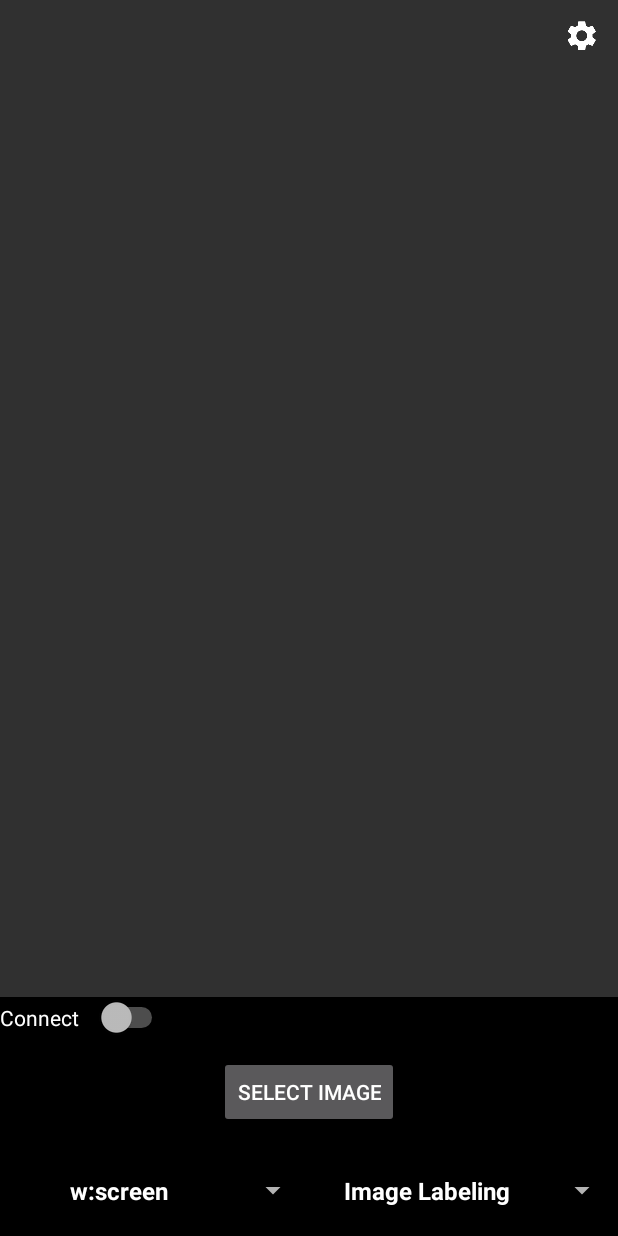
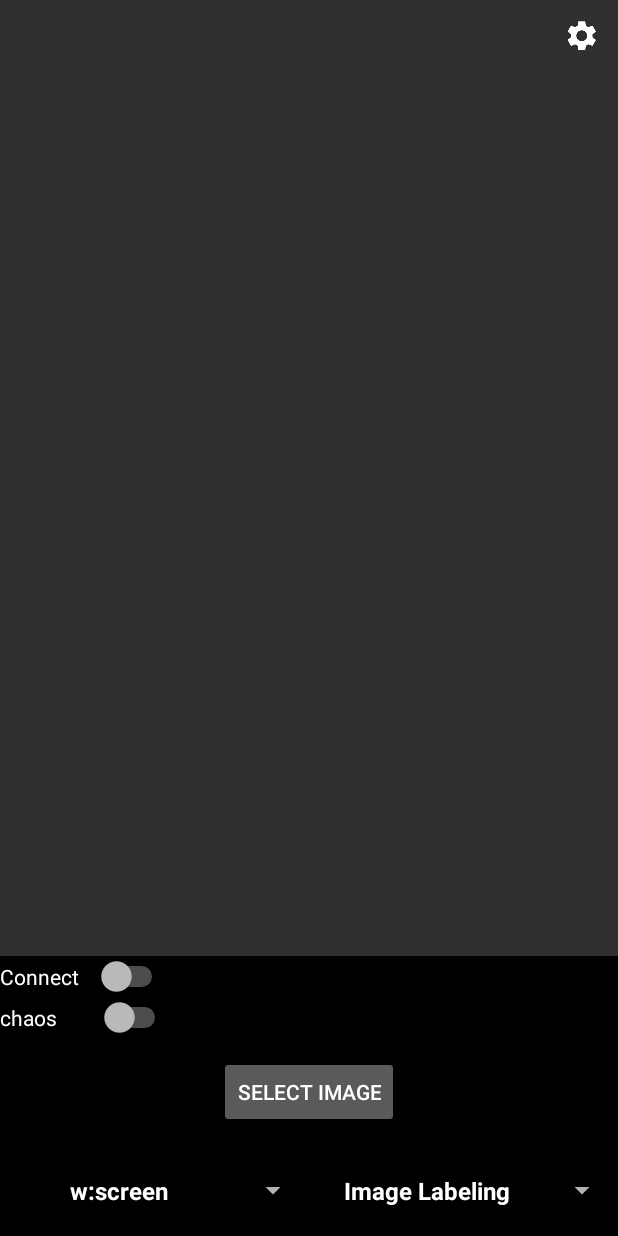
Before and after one commit to taham0/ftc-project, an Android app: the screen it shows after launch (StillImageActivity), on a phone screen of 412 x 824 dp. Run offline under Robolectric (Android 15) with nearby library versions, the phone set to English and light mode, and no system bars; 1 statement that could not run was skipped.

```diff
--- a/core-models/app/src/main/java/com/google/mlkit/vision/demo/java/StillImageActivity.java
+++ b/core-models/app/src/main/java/com/google/mlkit/vision/demo/java/StillImageActivity.java
@@ -60,6 +60,7 @@ import java.util.ArrayList;
 import java.util.Arrays;
 import java.util.Enumeration;
 import java.util.List;
+import java.util.Random;
 import java.util.concurrent.TimeUnit;
 
 import okhttp3.OkHttpClient;
@@ -111,6 +112,7 @@ public final class StillImageActivity extends AppCompatActivity implements Bitma
   WebSocket ws_main;
   boolean disconnected = false;
 
+  boolean ChaosMode = true;
   public void sendBinaryMessage(WebSocket webSocket, ByteString bytes) {
     if (webSocket != null) {
       webSocket.send(bytes);
@@ -147,8 +149,8 @@ public final class StillImageActivity extends AppCompatActivity implements Bitma
             .connectTimeout(10, TimeUnit.SECONDS)
             .protocols(Arrays.asList(Protocol.HTTP_1_1))
             .build();
-//    Request request = new Request.Builder().url("ws://10.0.2.2:6789").build();
-    Request request = new Request.Builder().url("ws://localhost:6789").build();
+    Request request = new Request.Builder().url("ws://10.0.2.2:6789").build();
+//    Request request = new Request.Builder().url("ws://localhost:6789").build();
     NodeWSListener listener = new NodeWSListener(this);
     ws = client.newWebSocket(request, listener);
 
@@ -546,6 +548,8 @@ public final class StillImageActivity extends AppCompatActivity implements Bitma
     });
   }
 
+
+  // Chaos here.
   @Override
   public void onLabelCallback(List<ImageLabel> labels) {
     Log.v(TAG, "Labels received");
@@ -568,6 +572,20 @@ public final class StillImageActivity extends AppCompatActivity implements Bitma
     String json = sb.toString();
     Log.v(TAG, json);
 
+    if (this.ChaosMode) {
+      Random rand = new Random();
+      // Generate a random sleep duration under 100ms.
+      long sleepdur = rand.nextInt(100);
+      try {
+        if (rand.nextInt(10) < 8) {
+          Thread.sleep(sleepdur);
+        }
+      } catch (InterruptedException e) {
+        Log.d(TAG, "onLabelCallback: Unable to sleep lmao");
+        throw new RuntimeException(e);
+      }
+    }
+
     // Send the labels to the worker
     sendCommand(ws, "LB", this.round, json.getBytes());
     this.round++;
--- a/core-models/app/src/main/res/layout/activity_still_image.xml
+++ b/core-models/app/src/main/res/layout/activity_still_image.xml
@@ -39,6 +39,12 @@
         android:layout_width="112dp"
         android:layout_height="wrap_content"
         android:text="Connect" />
+
+    <Switch
+        android:id="@+id/chaos_sw"
+        android:layout_width="114dp"
+        android:layout_height="13dp"
+        android:text="chaos" />
 
     <Button
         android:id="@+id/select_image_button"
```
Also changed, not shown: 4 other files.
